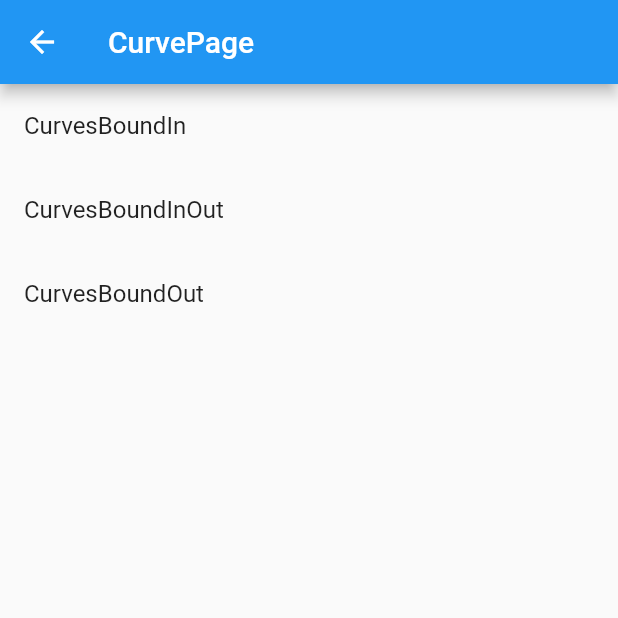
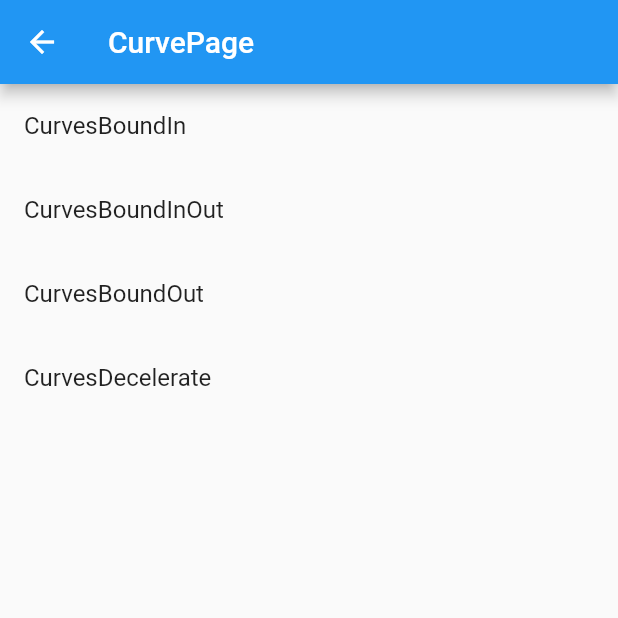
Before and after one commit to trm11tkr/animation-sample, a Flutter app: the screen it shows after launch, after a tap on "Curve", on a phone screen of 412 x 824 dp, the top half of it. Run offline on Flutter 3.47's test engine with Material 2 defaults, Android fonts, the light colour scheme and no system bars.

Commit message:
Curves.decelerateのサンプルページ作成

```diff
--- a/lib/app.dart
+++ b/lib/app.dart
@@ -12,6 +12,7 @@
 import 'package:animations_sample/pages//implicitly_animated/hero.dart';
 import 'package:animations_sample/pages//implicitly_animated/implicitly_animated_page.dart';
 import 'package:animations_sample/pages/curve/curve_bound_out.dart';
+import 'package:animations_sample/pages/curve/curve_decelerate.dart';
 import 'package:animations_sample/pages/curve/curve_page.dart';
 import 'package:animations_sample/pages/curve/curves_bound_in.dart';
 import 'package:animations_sample/pages/curve/curves_bound_in_out.dart';
@@ -78,6 +79,8 @@
         CurvesBoundInOutPage.routeName: (context) =>
             const CurvesBoundInOutPage(),
         CurvesBoundOutPage.routeName: (context) => const CurvesBoundOutPage(),
+        CurvesDeceleratePage.routeName: (context) =>
+            const CurvesDeceleratePage(),
       },
     );
   }
--- /dev/null
+++ b/lib/pages/curve/curve_decelerate.dart
@@ -0,0 +1,16 @@
+import 'package:animations_sample/pages/curve/curve_object.dart';
+import 'package:flutter/material.dart';
+
+class CurvesDeceleratePage extends StatelessWidget {
+  const CurvesDeceleratePage({super.key});
+
+  static const routeName = 'CurvesDecelerate';
+
+  @override
+  Widget build(BuildContext context) {
+    return const CurveObject(
+      title: 'CurvesDecelerate',
+      curve: Curves.decelerate,
+    );
+  }
+}
--- a/lib/pages/curve/curve_page.dart
+++ b/lib/pages/curve/curve_page.dart
@@ -1,4 +1,5 @@
 import 'package:animations_sample/pages/curve/curve_bound_out.dart';
+import 'package:animations_sample/pages/curve/curve_decelerate.dart';
 import 'package:animations_sample/pages/curve/curves_bound_in.dart';
 import 'package:animations_sample/pages/curve/curves_bound_in_out.dart';
 import 'package:animations_sample/widgets/app_list_tile.dart';
@@ -27,6 +28,10 @@
             title: 'CurvesBoundOut',
             nextRouteName: CurvesBoundOutPage.routeName,
           ),
+          AppListTile(
+            title: 'CurvesDecelerate',
+            nextRouteName: CurvesDeceleratePage.routeName,
+          ),
         ],
       ),
     );
```
